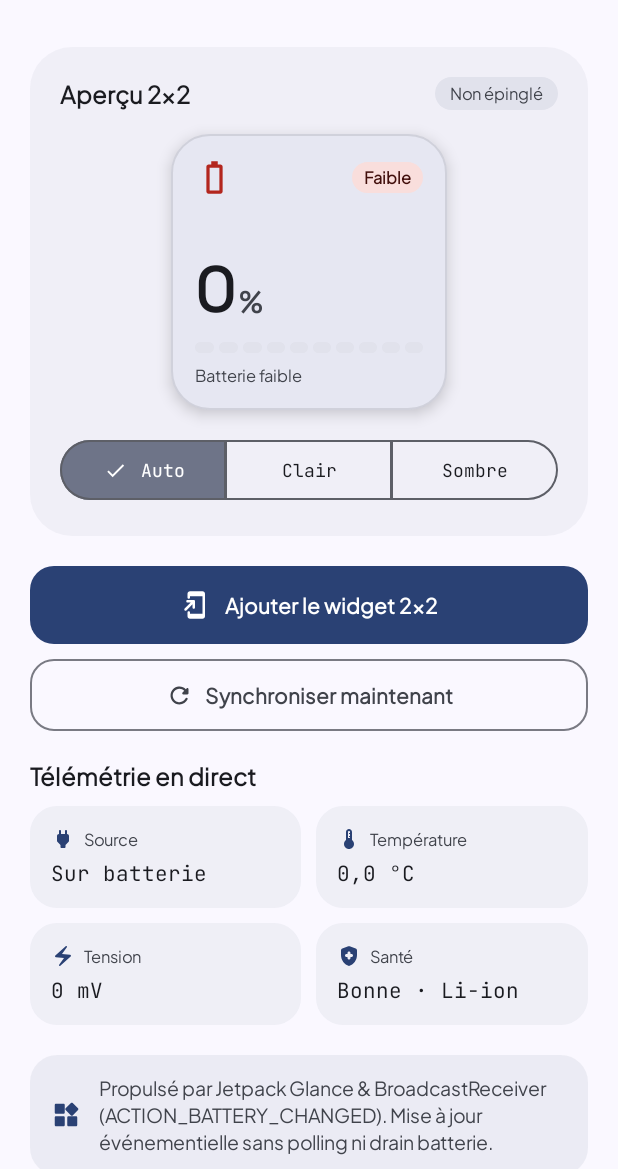
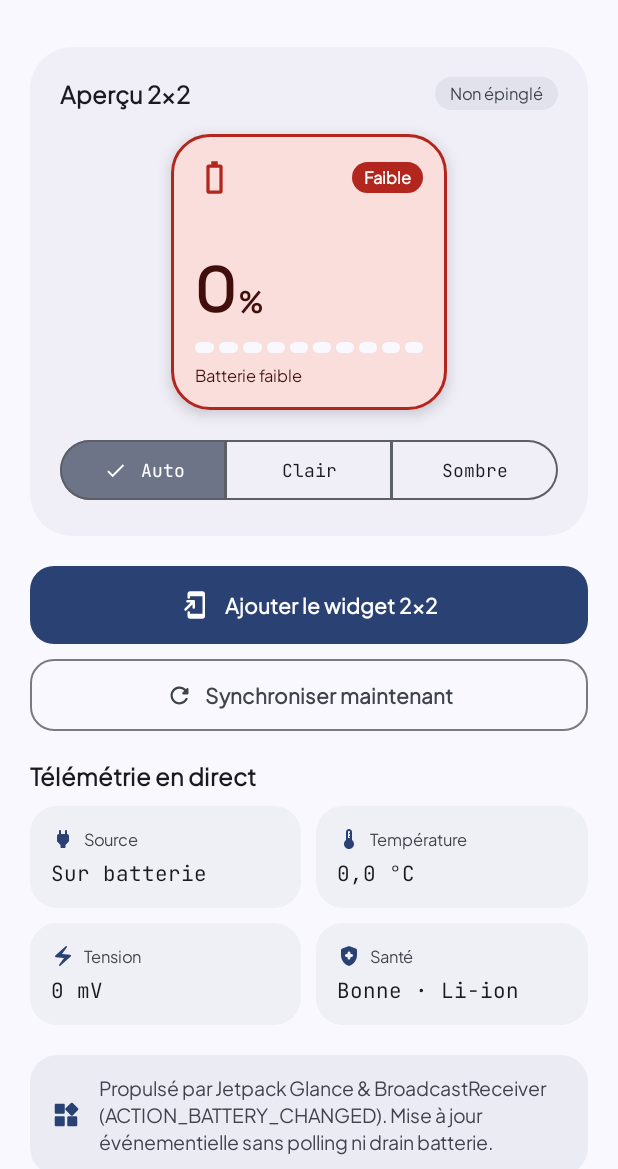
Before and after one commit to EYahdih/Batterie_Widget, an Android app built with Jetpack Compose: the screen it shows after launch (MainActivity), on a phone screen of 412 x 824 dp, the part 67-1236 px from its top. Run offline under Robolectric (Android 15) with nearby library versions, the phone set to English and light mode, and no system bars; libraries missing offline, so code that uses them is left out: androidx.glance, androidx.glance.action, androidx.glance.appwidget, androidx.glance.background, androidx.glance.currentState and 5 more; missing, so only their content is drawn: GlanceTheme; 7 statements that could not run were skipped.

Commit message:
feat: update low battery threshold and styling
Increase low battery threshold to 20% and add visual indicators, including a border and background color change, when the device enters a low battery state.

```diff
--- a/app/src/main/java/com/example/battery/BatteryState.kt
+++ b/app/src/main/java/com/example/battery/BatteryState.kt
@@ -37,7 +37,7 @@ data class BatteryState(
   val updatedAtMillis: Long = System.currentTimeMillis(),
 ) {
   val isLow: Boolean
-    get() = !isCharging && percentage <= 15
+    get() = !isCharging && percentage < 20
 
   val widgetSnapshotKey: WidgetSnapshotKey
     get() =
--- a/app/src/main/java/com/example/ui/BatteryStudioScreen.kt
+++ b/app/src/main/java/com/example/ui/BatteryStudioScreen.kt
@@ -365,6 +365,31 @@ private fun LiveSquareWidgetReplica(
       animationSpec = spring(stiffness = Spring.StiffnessMediumLow),
       label = "widgetAccent",
     )
+  val cardSurfaceColor by
+    animateColorAsState(
+      targetValue =
+        if (state.isLow) MaterialTheme.colorScheme.errorContainer
+        else MaterialTheme.colorScheme.surface,
+      animationSpec = spring(stiffness = Spring.StiffnessMediumLow),
+      label = "widgetSurface",
+    )
+  val borderColor by
+    animateColorAsState(
+      targetValue =
+        if (state.isLow) MaterialTheme.colorScheme.error
+        else MaterialTheme.colorScheme.outline.copy(alpha = 0.16f),
+      animationSpec = spring(stiffness = Spring.StiffnessMediumLow),
+      label = "widgetBorder",
+    )
+  val primaryTextColor =
+    if (state.isLow) MaterialTheme.colorScheme.onErrorContainer
+    else MaterialTheme.colorScheme.onSurface
+  val secondaryTextColor =
+    if (state.isLow) MaterialTheme.colorScheme.onErrorContainer
+    else MaterialTheme.colorScheme.onSurfaceVariant
+  val inactiveTrackColor =
+    if (state.isLow) MaterialTheme.colorScheme.surface
+    else MaterialTheme.colorScheme.surfaceVariant
 
   val activeSegments =
     if (state.percentage <= 0) 0 else ((state.percentage + 5) / 10).coerceIn(1, 10)
@@ -373,12 +398,12 @@ private fun LiveSquareWidgetReplica(
   Surface(
     modifier =
       modifier.border(
-        width = 1.dp,
-        color = MaterialTheme.colorScheme.outline.copy(alpha = 0.16f),
+        width = if (state.isLow) 2.dp else 1.dp,
+        color = borderColor,
         shape = RoundedCornerShape(26.dp),
       ),
     shape = RoundedCornerShape(26.dp),
-    color = MaterialTheme.colorScheme.surface,
+    color = cardSurfaceColor,
     tonalElevation = 4.dp,
     shadowElevation = 6.dp,
   ) {
@@ -400,10 +425,10 @@ private fun LiveSquareWidgetReplica(
 
         if (state.isCharging || state.isLow) {
           val badgeBg =
-            if (state.isLow) MaterialTheme.colorScheme.errorContainer
+            if (state.isLow) MaterialTheme.colorScheme.error
             else MaterialTheme.colorScheme.primaryContainer
           val badgeFg =
-            if (state.isLow) MaterialTheme.colorScheme.onErrorContainer
+            if (state.isLow) MaterialTheme.colorScheme.onError
             else MaterialTheme.colorScheme.onPrimaryContainer
           val badgeText =
             when {
@@ -445,13 +470,13 @@ private fun LiveSquareWidgetReplica(
           Text(
             text = "${state.percentage}",
             style = MaterialTheme.typography.displayMedium.copy(fontSize = 42.sp),
-            color = MaterialTheme.colorScheme.onSurface,
+            color = primaryTextColor,
           )
           Spacer(modifier = Modifier.width(2.dp))
           Text(
             text = "%",
             style = MaterialTheme.typography.titleLarge,
-            color = MaterialTheme.colorScheme.onSurfaceVariant,
+            color = secondaryTextColor,
             modifier = Modifier.padding(bottom = 5.dp),
           )
         }
@@ -467,10 +492,7 @@ private fun LiveSquareWidgetReplica(
                 Modifier.weight(1f)
                   .height(7.dp)
                   .clip(RoundedCornerShape(4.dp))
-                  .background(
-                    if (isFilled) accentColor
-                    else MaterialTheme.colorScheme.surfaceVariant
-                  ),
+                  .background(if (isFilled) accentColor else inactiveTrackColor),
             )
           }
         }
@@ -478,7 +500,7 @@ private fun LiveSquareWidgetReplica(
         Text(
           text = state.statusSubtitle(),
           style = MaterialTheme.typography.labelSmall,
-          color = MaterialTheme.colorScheme.onSurfaceVariant,
+          color = secondaryTextColor,
           maxLines = 1,
           overflow = TextOverflow.Ellipsis,
         )
--- a/app/src/main/res/values/dimens.xml
+++ b/app/src/main/res/values/dimens.xml
@@ -5,4 +5,5 @@
     <dimen name="widget_max_resize_width">250dp</dimen>
     <dimen name="widget_max_resize_height">250dp</dimen>
     <dimen name="widget_background_radius">24dp</dimen>
+    <dimen name="widget_inner_radius">20dp</dimen>
 </resources>
```
Also changed, not shown: app/src/main/java/com/example/widget/BatteryGlanceWidget.kt (+36 -9 lines), 1 other file.
